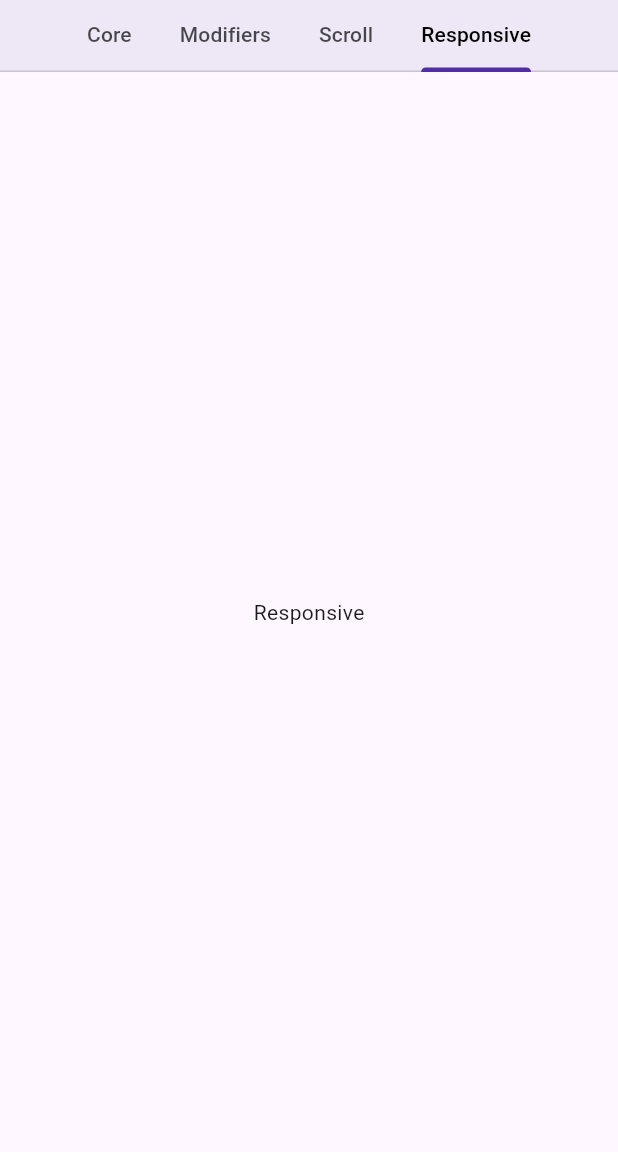
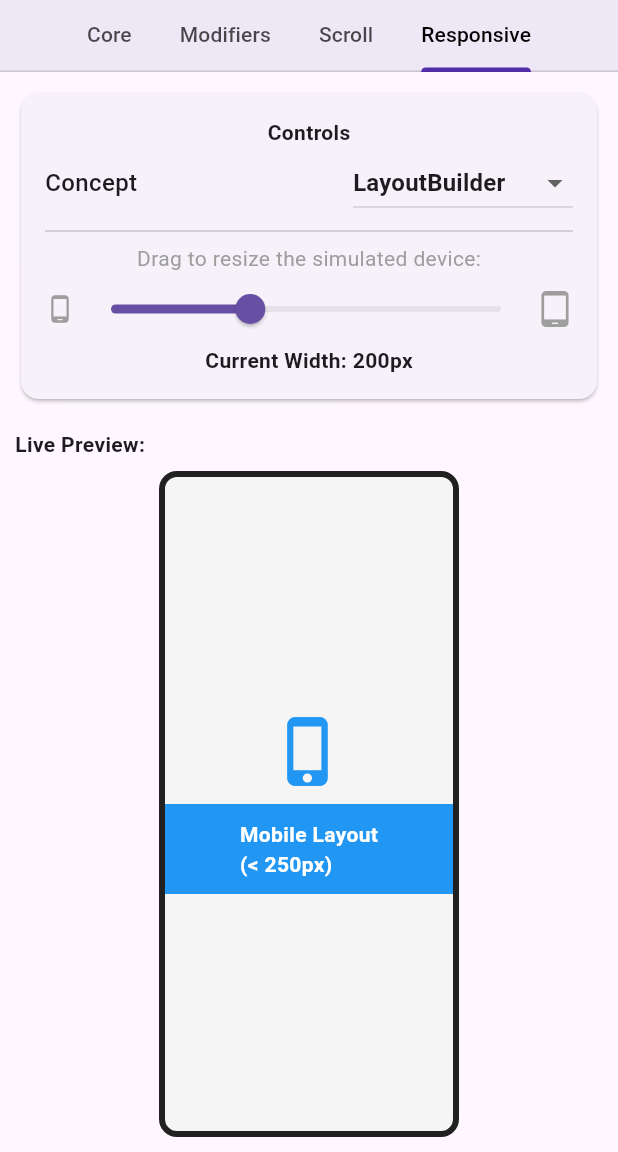
Before and after one commit to 23jammy/flutter_guide_app, a Flutter app: the LayoutScreen screen opened by its route, tab 4 chosen, on a phone screen of 412 x 824 dp, the part 84-1236 px from its top. Run offline on Flutter 3.47's test engine with Material 3 defaults, Android fonts, the phone set to English and light mode, and no system bars; our stand-ins replace google_fonts; Roboto replaces fonts that are missing (Pangolin).

Commit message:
Add Responsive layout tab Add LayoutBuilder Add Fractional Sizing Add Auto Grid (grid view) This is for a ntoe only (must be reviewed)

```diff
--- a/lib/features/layout_section/layout_screen.dart
+++ b/lib/features/layout_section/layout_screen.dart
@@ -2,6 +2,7 @@ import 'package:flutter/material.dart';
 import 'package:lecture/core/widgets/custom_appbar.dart';
 import 'package:lecture/features/layout_section/core_layout.dart';
 import 'package:lecture/features/layout_section/modifiers_layout.dart';
+import 'package:lecture/features/layout_section/responsive_layout.dart';
 import 'package:lecture/features/layout_section/scroll_layout.dart';
 
 class LayoutScreen extends StatefulWidget {
@@ -46,7 +47,7 @@ class _LayoutScreenState extends State<LayoutScreen> {
             CoreLayout(),
             ModifiersLayout(),
             ScrollLayout(),
-            Center(child: Text('Responsive')),
+            ResponsiveLayout(),
           ],
         ),
       ),
--- a/lib/features/layout_section/responsive_layout.dart
+++ b/lib/features/layout_section/responsive_layout.dart
@@ -0,0 +1,246 @@
+import 'package:flutter/material.dart';
+
+class ResponsiveLayout extends StatefulWidget {
+  const ResponsiveLayout({super.key});
+
+  @override
+  State<ResponsiveLayout> createState() => _ResponsiveLayoutState();
+}
+
+class _ResponsiveLayoutState extends State<ResponsiveLayout> {
+  // --- MASTER STATE ---
+  String selectedConcept = 'LayoutBuilder';
+
+  // --- SHARED STATE ---
+  // We start the simulated screen width at 200 pixels
+  double simulatedWidth = 200.0;
+
+  // --- HELPER TO DRAW A BOX ---
+  Widget _buildBox(String text, Color color) {
+    return Container(
+      height: 60,
+      color: color,
+      alignment: Alignment.center,
+      child: Text(
+        text,
+        style: const TextStyle(
+          color: Colors.white,
+          fontWeight: FontWeight.bold,
+        ),
+      ),
+    );
+  }
+
+  // --- THE LIVE PREVIEW RENDERER ---
+  Widget _buildCanvasContent() {
+    switch (selectedConcept) {
+      case 'LayoutBuilder':
+        // 1. The Breakpoint: Changes completely based on width!
+        return LayoutBuilder(
+          builder: (context, constraints) {
+            // If the box is squeezed smaller than 250px, show Mobile UI
+            if (constraints.maxWidth < 250) {
+              return Column(
+                mainAxisAlignment: MainAxisAlignment.center,
+                children: [
+                  const Icon(Icons.phone_iphone, size: 50, color: Colors.blue),
+                  const SizedBox(height: 10),
+                  _buildBox('Mobile Layout\n(< 250px)', Colors.blue),
+                ],
+              );
+            }
+            // If it's wider than 250px, show Tablet UI
+            else {
+              return Row(
+                mainAxisAlignment: MainAxisAlignment.center,
+                children: [
+                  const Icon(Icons.tablet_mac, size: 50, color: Colors.green),
+                  const SizedBox(width: 20),
+                  Expanded(
+                    child: _buildBox('Tablet Layout\n(>= 250px)', Colors.green),
+                  ),
+                ],
+              );
+            }
+          },
+        );
+
+      case 'Fractional Sizing':
+        // 2. The Percentage Sizer: Always takes up exactly 70% of the space
+        return Center(
+          child: FractionallySizedBox(
+            widthFactor: 0.7, // 70% of parent width
+            child: _buildBox(
+              'I am always 70%\nof my parent!',
+              Colors.deepOrange,
+            ),
+          ),
+        );
+
+      case 'Auto Grid':
+      default:
+        // 3. The Math Grid: Calculates columns based on available pixels
+        return LayoutBuilder(
+          builder: (context, constraints) {
+            // Math: Divide the available width by 80px to see how many boxes fit!
+            int columns = (constraints.maxWidth / 80).floor();
+            // Ensure at least 1 column so it doesn't crash if squeezed to 0
+            columns = columns > 0 ? columns : 1;
+
+            return GridView.builder(
+              itemCount: 12,
+              gridDelegate: SliverGridDelegateWithFixedCrossAxisCount(
+                crossAxisCount: columns,
+                crossAxisSpacing: 4,
+                mainAxisSpacing: 4,
+              ),
+              itemBuilder: (context, index) => Container(
+                color: Colors.purple,
+                alignment: Alignment.center,
+                child: Text(
+                  '${index + 1}',
+                  style: const TextStyle(color: Colors.white),
+                ),
+              ),
+            );
+          },
+        );
+    }
+  }
+
+  @override
+  Widget build(BuildContext context) {
+    // We wrap the entire page in a LayoutBuilder so we know EXACTLY
+    // how wide the user's physical phone is. This allows us to set the
+    // Slider's maximum value so the simulated box doesn't break the screen!
+    return LayoutBuilder(
+      builder: (context, pageConstraints) {
+        // Calculate max width for the slider (Phone Width - padding)
+        final maxSliderWidth = pageConstraints.maxWidth - 32;
+
+        return Padding(
+          padding: const EdgeInsets.all(10.0),
+          child: Column(
+            crossAxisAlignment: CrossAxisAlignment.stretch,
+            children: [
+              // --- SECTION 1: CONTROLS ---
+              Card(
+                child: Padding(
+                  padding: const EdgeInsets.all(16.0),
+                  child: Column(
+                    children: [
+                      const Text(
+                        "Controls",
+                        style: TextStyle(fontWeight: FontWeight.bold),
+                      ),
+                      Row(
+                        mainAxisAlignment: MainAxisAlignment.spaceBetween,
+                        children: [
+                          const Text(
+                            "Concept",
+                            style: TextStyle(
+                              fontSize: 16,
+                              fontWeight: FontWeight.w500,
+                            ),
+                          ),
+                          DropdownButton<String>(
+                            value: selectedConcept,
+                            items:
+                                [
+                                  'LayoutBuilder',
+                                  'Fractional Sizing',
+                                  'Auto Grid',
+                                ].map((String val) {
+                                  return DropdownMenuItem(
+                                    value: val,
+                                    child: Text(
+                                      val,
+                                      style: const TextStyle(
+                                        fontWeight: FontWeight.bold,
+                                      ),
+                                    ),
+                                  );
+                                }).toList(),
+                            onChanged: (val) {
+                              if (val != null)
+                                setState(() => selectedConcept = val);
+                            },
+                          ),
+                        ],
+                      ),
+                      const Divider(),
+
+                      // --- SECTION 2: THE DEVICE RESIZER SLIDER ---
+                      const Text(
+                        "Drag to resize the simulated device:",
+                        style: TextStyle(color: Colors.grey),
+                      ),
+                      Row(
+                        children: [
+                          const Icon(
+                            Icons.phone_android,
+                            size: 20,
+                            color: Colors.grey,
+                          ),
+                          Expanded(
+                            child: Slider(
+                              value: simulatedWidth.clamp(
+                                100.0,
+                                maxSliderWidth,
+                              ),
+                              min: 100,
+                              max: maxSliderWidth,
+                              onChanged: (val) =>
+                                  setState(() => simulatedWidth = val),
+                            ),
+                          ),
+                          const Icon(
+                            Icons.tablet_android,
+                            size: 24,
+                            color: Colors.grey,
+                          ),
+                        ],
+                      ),
+                      Text(
+                        "Current Width: ${simulatedWidth.toInt()}px",
+                        style: const TextStyle(fontWeight: FontWeight.bold),
+                      ),
+                    ],
+                  ),
+                ),
+              ),
+
+              const SizedBox(height: 16),
+              const Text(
+                "Live Preview:",
+                style: TextStyle(fontWeight: FontWeight.bold),
+              ),
+              const SizedBox(height: 8),
+
+              // --- SECTION 3: THE CANVAS ---
+              Expanded(
+                // We use Center so the simulated device sits in the middle of the empty space
+                child: Center(
+                  // THIS is the simulated device!
+                  child: Container(
+                    width: simulatedWidth, // Bound to the slider!
+                    clipBehavior: Clip.hardEdge,
+                    decoration: BoxDecoration(
+                      color: Colors.grey.shade100,
+                      border: Border.all(
+                        color: Colors.black87,
+                        width: 4,
+                      ), // Thick border looks like a phone bezel
+                      borderRadius: BorderRadius.circular(12),
+                    ),
+                    child: _buildCanvasContent(),
+                  ),
+                ),
+              ),
+            ],
+          ),
+        );
+      },
+    );
+  }
+}
```
